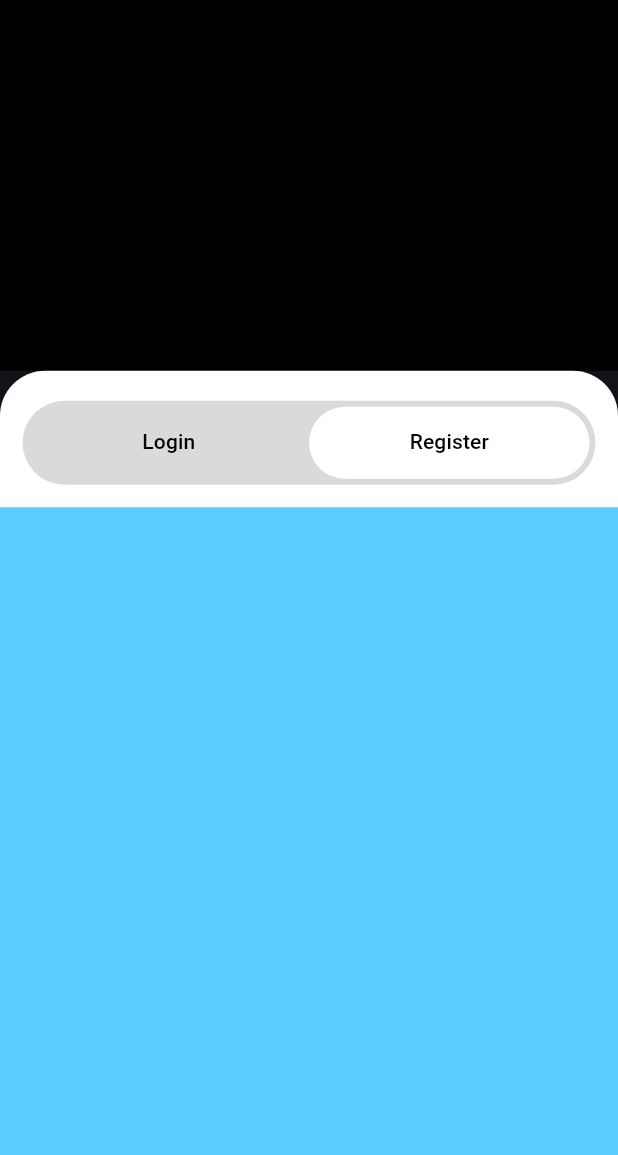
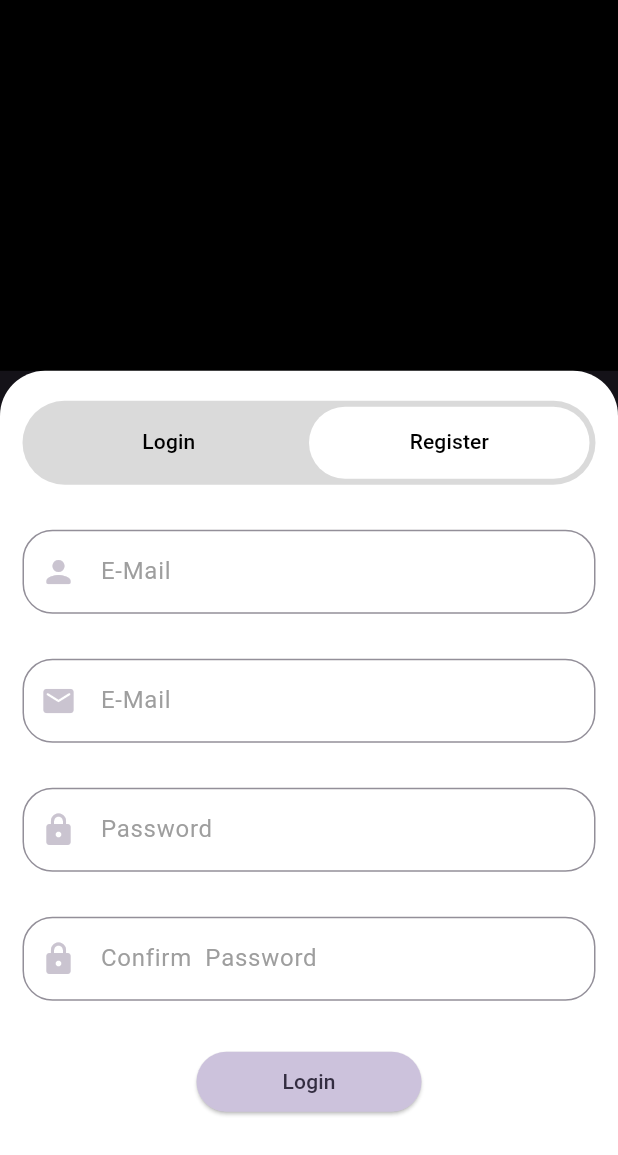
Before and after one commit to vedantjain8/localhub, a Flutter app: the screen it shows after launch, tab 2 chosen, on a phone screen of 412 x 824 dp. Shown: the top 1155 px of the screen. Run offline on Flutter 3.47's test engine with Material 3 defaults, Android fonts, the phone set to English and light mode, and no system bars; our stand-ins replace flutter_secure_storage; project files that could hold a hidden picture were left out.

Commit message:
initial commit

```diff
--- a/flutter/localhub/lib/screens/authscreens/register_screen.dart
+++ b/flutter/localhub/lib/screens/authscreens/register_screen.dart
@@ -1,4 +1,6 @@
+import 'package:flutter/cupertino.dart';
 import 'package:flutter/material.dart';
+import 'package:localhub/widgets/text_field_input.dart';
 
 class RegisterScreen extends StatefulWidget {
   const RegisterScreen({super.key});
@@ -8,10 +10,79 @@ class RegisterScreen extends StatefulWidget {
 }
 
 class _RegisterScreenState extends State<RegisterScreen> {
+  final TextEditingController _loginController = TextEditingController();
+  final TextEditingController _passwordController = TextEditingController();
+  @override
+  void dispose() {
+    // TODO: implement dispose
+    super.dispose();
+    _passwordController.dispose();
+  }
+
   @override
   Widget build(BuildContext context) {
-    return Container(
-      color: const Color.fromARGB(255, 92, 203, 255),
+    final colorScheme = Theme.of(context).colorScheme;
+    return Padding(
+      padding: const EdgeInsets.all(15.0),
+      child: SingleChildScrollView(
+        child: Column(
+          children: <Widget>[
+            TextFieldInput(
+              hasPrefix: true,
+              textEditingController: _loginController,
+              hintText: "E-Mail",
+              textInputType: TextInputType.text,
+              prefixIcon: const Icon(Icons.person_rounded),
+            ),
+            const SizedBox(
+              height: 30,
+            ),
+            TextFieldInput(
+              hasPrefix: true,
+              textEditingController: _loginController,
+              hintText: "E-Mail",
+              textInputType: TextInputType.text,
+              prefixIcon: const Icon(Icons.email_rounded),
+            ),
+            const SizedBox(
+              height: 30,
+            ),
+            TextFieldInput(
+              hasPrefix: true,
+              textEditingController: _passwordController,
+              hintText: "Password",
+              textInputType: TextInputType.text,
+              prefixIcon: const Icon(Icons.lock_rounded),
+              isPass: true,
+            ),
+            const SizedBox(
+              height: 30,
+            ),
+            TextFieldInput(
+              hasPrefix: true,
+              textEditingController: _passwordController,
+              hintText: "Confirm  Password",
+              textInputType: TextInputType.text,
+              prefixIcon: const Icon(Icons.lock_rounded),
+              isPass: true,
+            ),
+            const SizedBox(
+              height: 30,
+            ),
+            ElevatedButton(
+              onPressed: () {},
+              style: ButtonStyle(
+                  backgroundColor:
+                      MaterialStatePropertyAll<Color>(colorScheme.secondary),
+                  fixedSize: const MaterialStatePropertyAll(Size(150, 30))),
+              child: Text(
+                "Login",
+                style: TextStyle(color: colorScheme.onSecondary),
+              ),
+            )
+          ],
+        ),
+      ),
     );
   }
 }
```
Also changed, not shown: flutter/localhub/lib/screens/authscreens/auth_screen.dart (added, +102 -0 lines), flutter/localhub/lib/screens/authscreens/login_screen.dart (+33 -3 lines).
